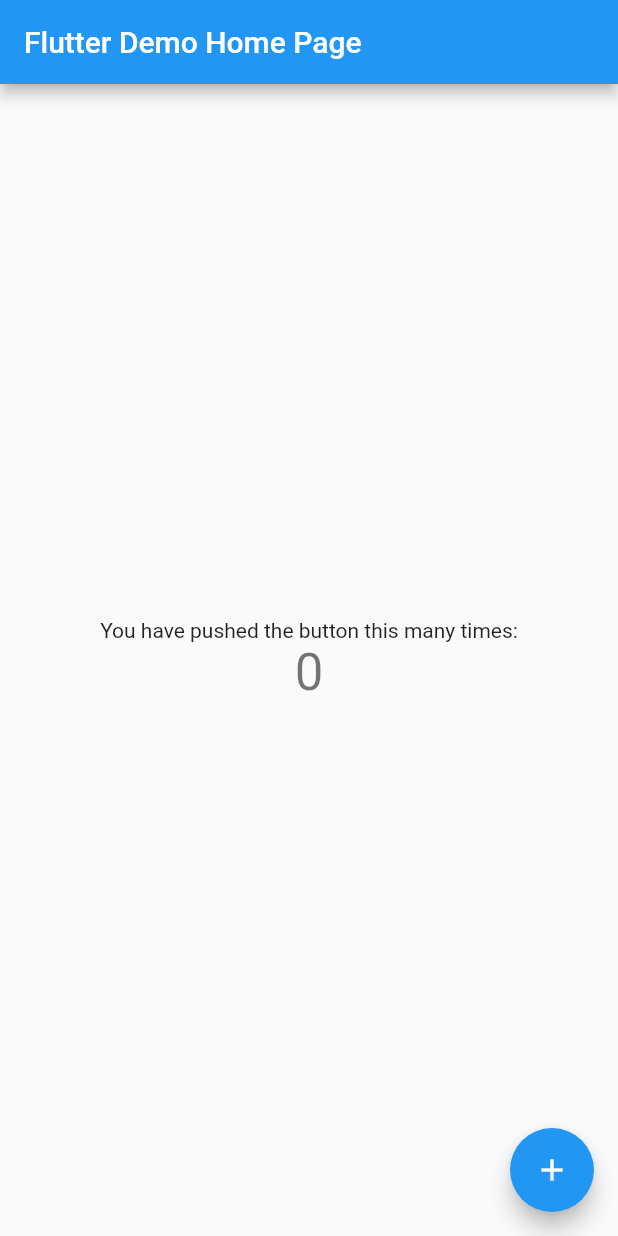
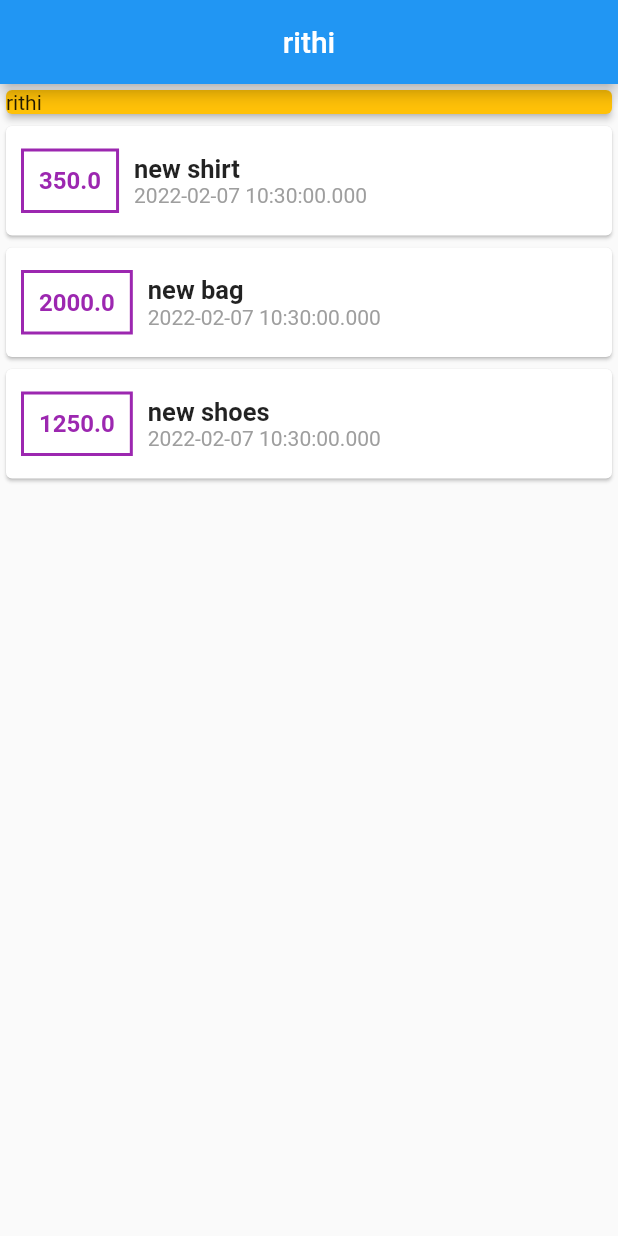
Before and after one commit to iamrithu/expense-planner-flutter, a Flutter app: the screen it shows after launch, on a phone screen of 412 x 824 dp. Run offline on Flutter 3.47's test engine with Material 2 defaults, Android fonts, the phone set to English and light mode, and no system bars.

Commit message:
add styling

```diff
--- a/lib/main.dart
+++ b/lib/main.dart
@@ -1,4 +1,5 @@
 import 'package:flutter/material.dart';
+import './transaction.dart';
 
 void main() {
   runApp(const MyApp());
@@ -7,109 +8,91 @@
 class MyApp extends StatelessWidget {
   const MyApp({Key? key}) : super(key: key);
 
-  // This widget is the root of your application.
   @override
   Widget build(BuildContext context) {
-    return MaterialApp(
-      title: 'Flutter Demo',
-      theme: ThemeData(
-        // This is the theme of your application.
-        //
-        // Try running your application with "flutter run". You'll see the
-        // application has a blue toolbar. Then, without quitting the app, try
-        // changing the primarySwatch below to Colors.green and then invoke
-        // "hot reload" (press "r" in the console where you ran "flutter run",
-        // or simply save your changes to "hot reload" in a Flutter IDE).
-        // Notice that the counter didn't reset back to zero; the application
-        // is not restarted.
-        primarySwatch: Colors.blue,
-      ),
-      home: const MyHomePage(title: 'Flutter Demo Home Page'),
+    return const MaterialApp(
+      home: MyAppPage(),
     );
   }
 }
 
-class MyHomePage extends StatefulWidget {
-  const MyHomePage({Key? key, required this.title}) : super(key: key);
+class MyAppPage extends StatelessWidget {
+  const MyAppPage({Key? key}) : super(key: key);
 
-  // This widget is the home page of your application. It is stateful, meaning
-  // that it has a State object (defined below) that contains fields that affect
-  // how it looks.
-
-  // This class is the configuration for the state. It holds the values (in this
-  // case the title) provided by the parent (in this case the App widget) and
-  // used by the build method of the State. Fields in a Widget subclass are
-  // always marked "final".
-
-  final String title;
-
-  @override
-  State<MyHomePage> createState() => _MyHomePageState();
-}
-
-class _MyHomePageState extends State<MyHomePage> {
-  int _counter = 0;
-
-  void _incrementCounter() {
-    setState(() {
-      // This call to setState tells the Flutter framework that something has
-      // changed in this State, which causes it to rerun the build method below
-      // so that the display can reflect the updated values. If we changed
-      // _counter without calling setState(), then the build method would not be
-      // called again, and so nothing would appear to happen.
-      _counter++;
-    });
-  }
-
+  // This widget is the root of your application.
   @override
   Widget build(BuildContext context) {
-    // This method is rerun every time setState is called, for instance as done
-    // by the _incrementCounter method above.
-    //
-    // The Flutter framework has been optimized to make rerunning build methods
-    // fast, so that you can just rebuild anything that needs updating rather
-    // than having to individually change instances of widgets.
-    return Scaffold(
-      appBar: AppBar(
-        // Here we take the value from the MyHomePage object that was created by
-        // the App.build method, and use it to set our appbar title.
-        title: Text(widget.title),
-      ),
-      body: Center(
-        // Center is a layout widget. It takes a single child and positions it
-        // in the middle of the parent.
-        child: Column(
-          // Column is also a layout widget. It takes a list of children and
-          // arranges them vertically. By default, it sizes itself to fit its
-          // children horizontally, and tries to be as tall as its parent.
-          //
-          // Invoke "debug painting" (press "p" in the console, choose the
-          // "Toggle Debug Paint" action from the Flutter Inspector in Android
-          // Studio, or the "Toggle Debug Paint" command in Visual Studio Code)
-          // to see the wireframe for each widget.
-          //
-          // Column has various properties to control how it sizes itself and
-          // how it positions its children. Here we use mainAxisAlignment to
-          // center the children vertically; the main axis here is the vertical
-          // axis because Columns are vertical (the cross axis would be
-          // horizontal).
-          mainAxisAlignment: MainAxisAlignment.center,
+    final List<Transaction> transaction = [
+      Transaction(
+          id: '1', date: DateTime.now(), title: "new shirt", amount: 350),
+      Transaction(
+          id: '2', date: DateTime.now(), title: "new bag", amount: 2000),
+      Transaction(
+          id: '3', date: DateTime.now(), title: "new shoes", amount: 1250),
+    ];
+    return MaterialApp(
+      home: Scaffold(
+        appBar: AppBar(
+          title: const Center(
+            child: Text('rithi'),
+          ),
+        ),
+        body: Column(
+          crossAxisAlignment: CrossAxisAlignment.stretch,
+          mainAxisAlignment: MainAxisAlignment.start,
           children: <Widget>[
-            const Text(
-              'You have pushed the button this many times:',
+            Container(
+              margin: const EdgeInsets.all(0),
+              child: const Card(
+                color: Colors.amber,
+                child: Text('rithi'),
+                elevation: 2,
+              ),
             ),
-            Text(
-              '$_counter',
-              style: Theme.of(context).textTheme.headline4,
-            ),
+            Column(
+              children: transaction.map((e) {
+                return Card(
+                  child: Row(
+                    children: [
+                      Container(
+                        padding: const EdgeInsets.all(10),
+                        margin: const EdgeInsets.symmetric(
+                            horizontal: 10, vertical: 15),
+                        decoration: BoxDecoration(
+                            border: Border.all(
+                          color: Colors.purple,
+                          width: 2,
+                        )),
+                        child: Text(
+                          e.amount.toString(),
+                          style: const TextStyle(
+                              fontWeight: FontWeight.bold,
+                              fontSize: 16,
+                              color: Colors.purple),
+                        ),
+                      ),
+                      Column(
+                        crossAxisAlignment: CrossAxisAlignment.start,
+                        children: [
+                          Text(
+                            e.title,
+                            style: const TextStyle(
+                                fontWeight: FontWeight.bold, fontSize: 17),
+                          ),
+                          Text(
+                            e.date.toString(),
+                            style: const TextStyle(color: Colors.grey),
+                          )
+                        ],
+                      )
+                    ],
+                  ),
+                );
+              }).toList(),
+            )
           ],
         ),
       ),
-      floatingActionButton: FloatingActionButton(
-        onPressed: _incrementCounter,
-        tooltip: 'Increment',
-        child: const Icon(Icons.add),
-      ), // This trailing comma makes auto-formatting nicer for build methods.
     );
   }
 }
--- /dev/null
+++ b/lib/transaction.dart
@@ -0,0 +1,12 @@
+class Transaction {
+  late final String id;
+  late final String title;
+  late final double amount;
+  late final DateTime date;
+
+  Transaction(
+      {required this.id,
+      required this.date,
+      required this.title,
+      required this.amount});
+}
```
